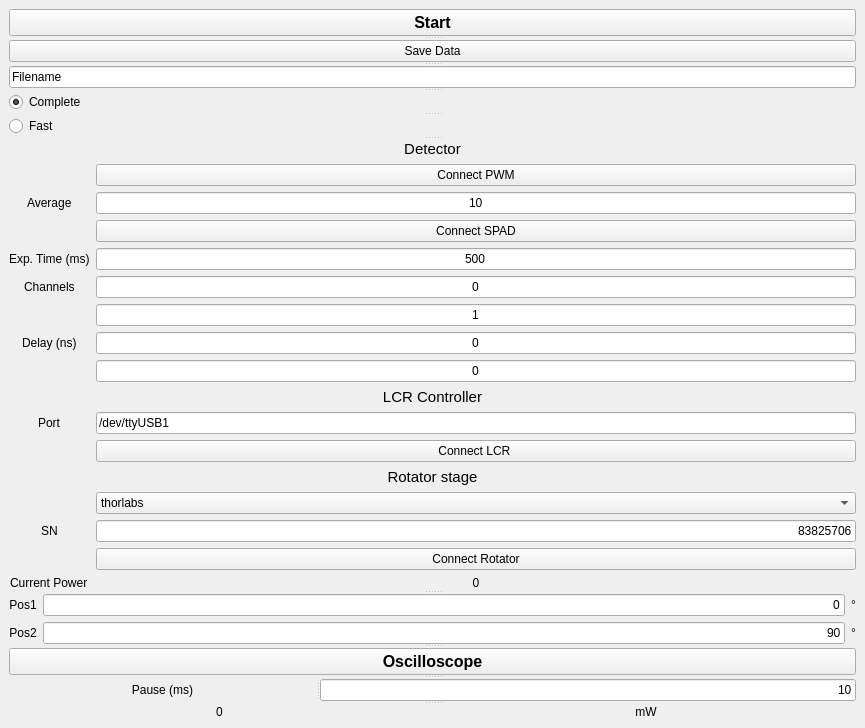
First picture: the form in visLCR.ui, repository qLuxor/pylabtools, before the edit.
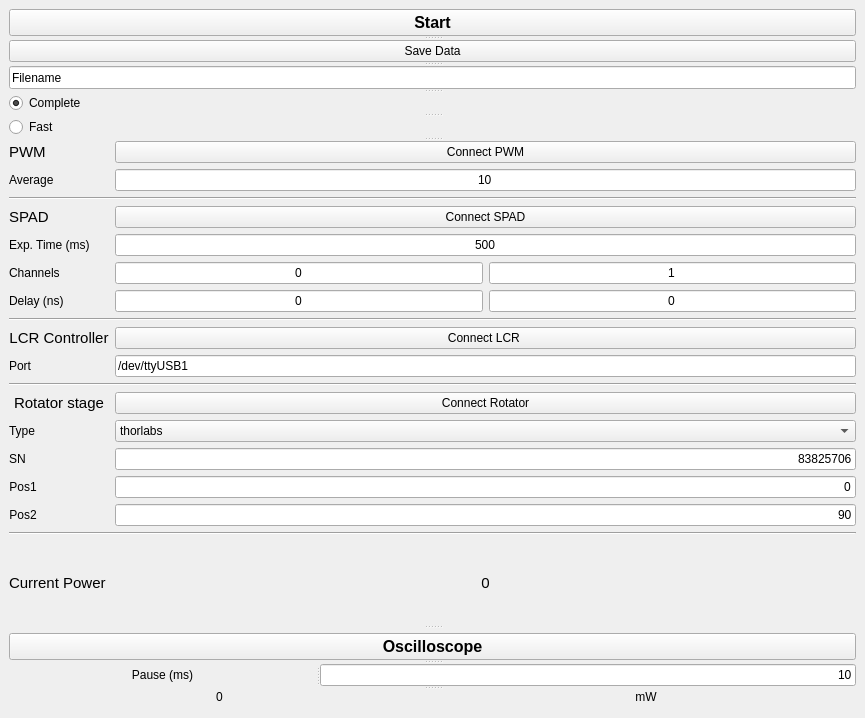
Second picture: the form after the edit.

Commit message: Rearranged UI into grid in order to save space

```diff
--- a/visLCR.ui
+++ b/visLCR.ui
@@ -7,7 +7,7 @@
     <x>0</x>
     <y>0</y>
     <width>865</width>
-    <height>654</height>
+    <height>718</height>
    </rect>
   </property>
   <property name="windowTitle">
@@ -75,50 +75,59 @@
             <enum>Qt::Vertical</enum>
            </property>
            <widget class="QWidget" name="layoutWidget">
-            <layout class="QFormLayout" name="formLayout">
+            <layout class="QGridLayout" name="gridLayout_2">
              <property name="sizeConstraint">
               <enum>QLayout::SetMinimumSize</enum>
              </property>
-             <property name="fieldGrowthPolicy">
-              <enum>QFormLayout::AllNonFixedFieldsGrow</enum>
-             </property>
-             <property name="labelAlignment">
-              <set>Qt::AlignCenter</set>
-             </property>
-             <property name="formAlignment">
-              <set>Qt::AlignCenter</set>
-             </property>
-             <item row="9" column="0" colspan="2">
-              <widget class="QLabel" name="label_4">
-               <property name="font">
-                <font>
-                 <pointsize>11</pointsize>
-                </font>
+             <item row="14" column="0">
+              <widget class="QLabel" name="label_2">
+               <property name="sizePolicy">
+                <sizepolicy hsizetype="Maximum" vsizetype="Preferred">
+                 <horstretch>0</horstretch>
+                 <verstretch>0</verstretch>
+                </sizepolicy>
                </property>
                <property name="text">
-                <string>LCR Controller</string>
+                <string>Pos1</string>
                </property>
                <property name="alignment">
                 <set>Qt::AlignCenter</set>
                </property>
               </widget>
              </item>
-             <item row="12" column="0" colspan="2">
-              <widget class="QLabel" name="label_14">
-               <property name="font">
-                <font>
-                 <pointsize>11</pointsize>
-                </font>
+             <item row="14" column="1" colspan="2">
+              <widget class="QLineEdit" name="txtPos1">
+               <property name="sizePolicy">
+                <sizepolicy hsizetype="MinimumExpanding" vsizetype="Fixed">
+                 <horstretch>0</horstretch>
+                 <verstretch>0</verstretch>
+                </sizepolicy>
                </property>
                <property name="text">
-                <string>Rotator stage</string>
+                <string>0</string>
                </property>
                <property name="alignment">
+                <set>Qt::AlignRight|Qt::AlignTrailing|Qt::AlignVCenter</set>
+               </property>
+              </widget>
+             </item>
+             <item row="15" column="0">
+              <widget class="QLabel" name="label_3">
+               <property name="sizePolicy">
+                <sizepolicy hsizetype="Maximum" vsizetype="Preferred">
+                 <horstretch>0</horstretch>
+                 <verstretch>0</verstretch>
+                </sizepolicy>
+               </property>
+               <property name="text">
+                <string>Pos2</string>
+               </property>
+               <property name="alignment">
                 <set>Qt::AlignCenter</set>
                </property>
               </widget>
              </item>
-             <item row="13" column="1">
+             <item row="12" column="1" colspan="2">
               <widget class="QComboBox" name="cmbLinearStage">
                <property name="sizePolicy">
                 <sizepolicy hsizetype="MinimumExpanding" vsizetype="Fixed">
@@ -136,123 +145,75 @@
                </item>
               </widget>
              </item>
-             <item row="14" column="0">
-              <widget class="QLabel" name="label_15">
-               <property name="sizePolicy">
-                <sizepolicy hsizetype="Maximum" vsizetype="Preferred">
-                 <horstretch>0</horstretch>
-                 <verstretch>0</verstretch>
-                </sizepolicy>
+             <item row="3" column="0">
+              <widget class="QLabel" name="label_6">
+               <property name="font">
+                <font>
+                 <pointsize>11</pointsize>
+                </font>
                </property>
                <property name="text">
-                <string>SN</string>
+                <string>SPAD</string>
                </property>
-               <property name="alignment">
-                <set>Qt::AlignCenter</set>
-               </property>
               </widget>
              </item>
-             <item row="14" column="1">
-              <widget class="QLineEdit" name="txtSN">
-               <property name="sizePolicy">
-                <sizepolicy hsizetype="MinimumExpanding" vsizetype="Fixed">
-                 <horstretch>0</horstretch>
-                 <verstretch>0</verstretch>
-                </sizepolicy>
-               </property>
-               <property name="text">
-                <string>83825706</string>
-               </property>
-               <property name="alignment">
-                <set>Qt::AlignRight|Qt::AlignTrailing|Qt::AlignVCenter</set>
-               </property>
-              </widget>
-             </item>
-             <item row="15" column="1">
-              <widget class="QPushButton" name="btnConnect">
-               <property name="text">
-                <string>Connect Rotator</string>
-               </property>
-              </widget>
-             </item>
-             <item row="10" column="1">
-              <widget class="QLineEdit" name="txtPort">
-               <property name="text">
-                <string>/dev/ttyUSB1</string>
-               </property>
-               <property name="alignment">
-                <set>Qt::AlignLeading|Qt::AlignLeft|Qt::AlignVCenter</set>
-               </property>
-              </widget>
-             </item>
-             <item row="11" column="1">
-              <widget class="QPushButton" name="btnConnectLCR">
-               <property name="text">
-                <string>Connect LCR </string>
-               </property>
-              </widget>
-             </item>
-             <item row="10" column="0">
-              <widget class="QLabel" name="label_9">
-               <property name="text">
-                <string>Port</string>
-               </property>
-              </widget>
-             </item>
-             <item row="3" column="1">
-              <widget class="QPushButton" name="btnConnectSPAD">
-               <property name="text">
-                <string>Connect SPAD</string>
-               </property>
-              </widget>
-             </item>
-             <item row="1" column="1">
-              <widget class="QPushButton" name="btnConnectPWM">
-               <property name="text">
-                <string>Connect PWM</string>
-               </property>
-              </widget>
-             </item>
-             <item row="0" column="0" colspan="2">
+             <item row="12" column="0">
               <widget class="QLabel" name="label_7">
+               <property name="text">
+                <string>Type</string>
+               </property>
+              </widget>
+             </item>
+             <item row="0" column="0">
+              <widget class="QLabel" name="label_5">
                <property name="font">
                 <font>
                  <pointsize>11</pointsize>
                 </font>
                </property>
                <property name="text">
-                <string>Detector</string>
+                <string>PWM</string>
+               </property>
+              </widget>
+             </item>
+             <item row="15" column="1" colspan="2">
+              <widget class="QLineEdit" name="txtPos2">
+               <property name="sizePolicy">
+                <sizepolicy hsizetype="MinimumExpanding" vsizetype="Fixed">
+                 <horstretch>0</horstretch>
+                 <verstretch>0</verstretch>
+                </sizepolicy>
+               </property>
+               <property name="text">
+                <string>90</string>
                </property>
                <property name="alignment">
-                <set>Qt::AlignCenter</set>
+                <set>Qt::AlignRight|Qt::AlignTrailing|Qt::AlignVCenter</set>
                </property>
               </widget>
              </item>
-             <item row="2" column="0">
+             <item row="2" column="0" colspan="3">
+              <widget class="Line" name="line">
+               <property name="orientation">
+                <enum>Qt::Horizontal</enum>
+               </property>
+              </widget>
+             </item>
+             <item row="7" column="0" colspan="3">
+              <widget class="Line" name="line_2">
+               <property name="orientation">
+                <enum>Qt::Horizontal</enum>
+               </property>
+              </widget>
+             </item>
+             <item row="1" column="0">
               <widget class="QLabel" name="label_8">
                <property name="text">
                 <string>Average</string>
                </property>
               </widget>
              </item>
-             <item row="2" column="1">
-              <widget class="QLineEdit" name="txtAverage">
-               <property name="text">
-                <string>10</string>
-               </property>
-               <property name="alignment">
-                <set>Qt::AlignCenter</set>
-               </property>
-              </widget>
-             </item>
-             <item row="4" column="0">
-              <widget class="QLabel" name="label">
-               <property name="text">
-                <string>Exp. Time (ms)</string>
-               </property>
-              </widget>
-             </item>
-             <item row="4" column="1">
+             <item row="4" column="1" colspan="2">
               <widget class="QLineEdit" name="txtExposure">
                <property name="text">
                 <string>500</string>
@@ -269,35 +230,32 @@
                </property>
               </widget>
              </item>
-             <item row="5" column="1">
-              <widget class="QLineEdit" name="txtSPADChannel">
+             <item row="4" column="0">
+              <widget class="QLabel" name="label">
                <property name="text">
-                <string>0</string>
-               </property>
-               <property name="alignment">
-                <set>Qt::AlignCenter</set>
+                <string>Exp. Time (ms)</string>
                </property>
               </widget>
              </item>
              <item row="6" column="1">
-              <widget class="QLineEdit" name="txtSPADOtherChannel">
+              <widget class="QLineEdit" name="txtDelay">
                <property name="text">
-                <string>1</string>
+                <string>0</string>
                </property>
                <property name="alignment">
                 <set>Qt::AlignCenter</set>
                </property>
               </widget>
              </item>
-             <item row="7" column="0">
+             <item row="6" column="0">
               <widget class="QLabel" name="label_11">
                <property name="text">
                 <string>Delay (ns)</string>
                </property>
               </widget>
              </item>
-             <item row="7" column="1">
-              <widget class="QLineEdit" name="txtDelay">
+             <item row="5" column="1">
+              <widget class="QLineEdit" name="txtSPADChannel">
                <property name="text">
                 <string>0</string>
                </property>
@@ -306,7 +264,40 @@
                </property>
               </widget>
              </item>
-             <item row="8" column="1">
+             <item row="0" column="1" colspan="2">
+              <widget class="QPushButton" name="btnConnectPWM">
+               <property name="text">
+                <string>Connect PWM</string>
+               </property>
+              </widget>
+             </item>
+             <item row="1" column="1" colspan="2">
+              <widget class="QLineEdit" name="txtAverage">
+               <property name="text">
+                <string>10</string>
+               </property>
+               <property name="alignment">
+                <set>Qt::AlignCenter</set>
+               </property>
+              </widget>
+             </item>
+             <item row="13" column="0">
+              <widget class="QLabel" name="label_15">
+               <property name="sizePolicy">
+                <sizepolicy hsizetype="Maximum" vsizetype="Preferred">
+                 <horstretch>0</horstretch>
+                 <verstretch>0</verstretch>
+                </sizepolicy>
+               </property>
+               <property name="text">
+                <string>SN</string>
+               </property>
+               <property name="alignment">
+                <set>Qt::AlignCenter</set>
+               </property>
+              </widget>
+             </item>
+             <item row="6" column="2">
               <widget class="QLineEdit" name="txtOtherDelay">
                <property name="text">
                 <string>0</string>
@@ -316,120 +307,135 @@
                </property>
               </widget>
              </item>
-             <item row="16" column="1">
-              <widget class="QLabel" name="lblPowerStart">
+             <item row="9" column="1" colspan="2">
+              <widget class="QLineEdit" name="txtPort">
                <property name="text">
-                <string>0</string>
+                <string>/dev/ttyUSB1</string>
                </property>
                <property name="alignment">
-                <set>Qt::AlignCenter</set>
+                <set>Qt::AlignLeading|Qt::AlignLeft|Qt::AlignVCenter</set>
                </property>
               </widget>
              </item>
-             <item row="16" column="0">
+             <item row="17" column="0">
               <widget class="QLabel" name="label_12">
+               <property name="font">
+                <font>
+                 <pointsize>11</pointsize>
+                </font>
+               </property>
                <property name="text">
                 <string>Current Power</string>
                </property>
               </widget>
              </item>
-            </layout>
-           </widget>
-           <widget class="QWidget" name="layoutWidget">
-            <layout class="QGridLayout" name="gridLayout">
-             <property name="sizeConstraint">
-              <enum>QLayout::SetDefaultConstraint</enum>
-             </property>
-             <item row="1" column="2">
-              <widget class="QLabel" name="label_6">
-               <property name="sizePolicy">
-                <sizepolicy hsizetype="Maximum" vsizetype="Preferred">
-                 <horstretch>0</horstretch>
-                 <verstretch>0</verstretch>
-                </sizepolicy>
+             <item row="9" column="0">
+              <widget class="QLabel" name="label_9">
+               <property name="text">
+                <string>Port</string>
                </property>
+              </widget>
+             </item>
+             <item row="11" column="0">
+              <widget class="QLabel" name="label_14">
+               <property name="font">
+                <font>
+                 <pointsize>11</pointsize>
+                </font>
+               </property>
                <property name="text">
-                <string>°</string>
+                <string>Rotator stage</string>
                </property>
                <property name="alignment">
                 <set>Qt::AlignCenter</set>
                </property>
               </widget>
              </item>
-             <item row="0" column="1">
-              <widget class="QLineEdit" name="txtPos1">
+             <item row="11" column="1" colspan="2">
+              <widget class="QPushButton" name="btnConnect">
+               <property name="text">
+                <string>Connect Rotator</string>
+               </property>
+              </widget>
+             </item>
+             <item row="8" column="0">
+              <widget class="QLabel" name="label_4">
+               <property name="font">
+                <font>
+                 <pointsize>11</pointsize>
+                </font>
+               </property>
+               <property name="text">
+                <string>LCR Controller</string>
+               </property>
+               <property name="alignment">
+                <set>Qt::AlignCenter</set>
+               </property>
+              </widget>
+             </item>
+             <item row="8" column="1" colspan="2">
+              <widget class="QPushButton" name="btnConnectLCR">
+               <property name="text">
+                <string>Connect LCR </string>
+               </property>
+              </widget>
+             </item>
+             <item row="5" column="2">
+              <widget class="QLineEdit" name="txtSPADOtherChannel">
+               <property name="text">
+                <string>1</string>
+               </property>
+               <property name="alignment">
+                <set>Qt::AlignCenter</set>
+               </property>
+              </widget>
+             </item>
+             <item row="13" column="1" colspan="2">
+              <widget class="QLineEdit" name="txtSN">
                <property name="sizePolicy">
                 <sizepolicy hsizetype="MinimumExpanding" vsizetype="Fixed">
                  <horstretch>0</horstretch>
                  <verstretch>0</verstretch>
                 </sizepolicy>
+               </property>
+               <property name="text">
+                <string>83825706</string>
+               </property>
+               <property name="alignment">
+                <set>Qt::AlignRight|Qt::AlignTrailing|Qt::AlignVCenter</set>
+               </property>
+              </widget>
+             </item>
+             <item row="3" column="1" colspan="2">
+              <widget class="QPushButton" name="btnConnectSPAD">
+               <property name="text">
+                <string>Connect SPAD</string>
+               </property>
+              </widget>
+             </item>
+             <item row="16" column="0" colspan="3">
+              <widget class="Line" name="line_4">
+               <property name="orientation">
+                <enum>Qt::Horizontal</enum>
+               </property>
+              </widget>
+             </item>
+             <item row="10" column="0" colspan="3">
+              <widget class="Line" name="line_3">
+               <property name="orientation">
+                <enum>Qt::Horizontal</enum>
+               </property>
+              </widget>
+             </item>
+             <item row="17" column="1" colspan="2">
+              <widget class="QLabel" name="lblPowerStart">
+               <property name="font">
+                <font>
+                 <pointsize>11</pointsize>
+                </font>
                </property>
                <property name="text">
                 <string>0</string>
-               </property>
-               <property name="alignment">
-                <set>Qt::AlignRight|Qt::AlignTrailing|Qt::AlignVCenter</set>
-               </property>
-              </widget>
-             </item>
-             <item row="1" column="0">
-              <widget class="QLabel" name="label_3">
-               <property name="sizePolicy">
-                <sizepolicy hsizetype="Maximum" vsizetype="Preferred">
-                 <horstretch>0</horstretch>
-                 <verstretch>0</verstretch>
-                </sizepolicy>
-               </property>
-               <property name="text">
-                <string>Pos2</string>
-               </property>
-               <property name="alignment">
-                <set>Qt::AlignCenter</set>
-               </property>
-              </widget>
-             </item>
-             <item row="1" column="1">
-              <widget class="QLineEdit" name="txtPos2">
-               <property name="sizePolicy">
-                <sizepolicy hsizetype="MinimumExpanding" vsizetype="Fixed">
-                 <horstretch>0</horstretch>
-                 <verstretch>0</verstretch>
-                </sizepolicy>
-               </property>
-               <property name="text">
-                <string>90</string>
-               </property>
-               <property name="alignment">
-                <set>Qt::AlignRight|Qt::AlignTrailing|Qt::AlignVCenter</set>
-               </property>
-              </widget>
-             </item>
-             <item row="0" column="2">
-              <widget class="QLabel" name="label_5">
-               <property name="sizePolicy">
-                <sizepolicy hsizetype="Maximum" vsizetype="Preferred">
-                 <horstretch>0</horstretch>
-                 <verstretch>0</verstretch>
-                </sizepolicy>
-               </property>
-               <property name="text">
-                <string>°</string>
-               </property>
-               <property name="alignment">
-                <set>Qt::AlignCenter</set>
-               </property>
-              </widget>
-             </item>
-             <item row="0" column="0">
-              <widget class="QLabel" name="label_2">
-               <property name="sizePolicy">
-                <sizepolicy hsizetype="Maximum" vsizetype="Preferred">
-                 <horstretch>0</horstretch>
-                 <verstretch>0</verstretch>
-                </sizepolicy>
-               </property>
-               <property name="text">
-                <string>Pos1</string>
                </property>
                <property name="alignment">
                 <set>Qt::AlignCenter</set>
```
